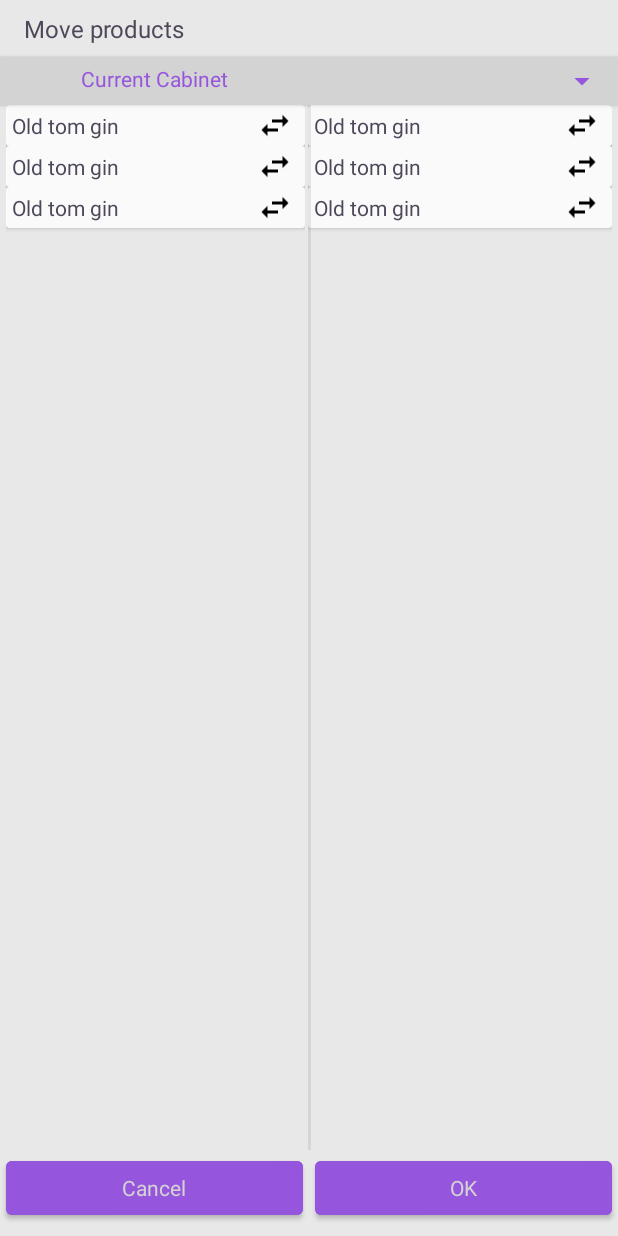
After one commit to rannasta-suomeen/rsm, an Android app: the layout popup_export_products.xml on its own in the app's theme, with its tools: preview values and no code run, on a phone screen of 412 x 824 dp. The commit adds this screen. Run offline under Robolectric (Android 15) with nearby library versions, the phone set to English and light mode, and no system bars.

Commit message:
add: ability to bulk move items between cabinets

```diff
--- a/app/src/main/java/com/rannasta_suomeen/NetworkController.kt
+++ b/app/src/main/java/com/rannasta_suomeen/NetworkController.kt
@@ -340,7 +340,7 @@ object NetworkController {
      */
     suspend fun moveItemsIntoCabinet(payload: BulkMoveItems):Result<Unit>{
         val request = Request.Builder()
-            .url("$serverAddress/cabinet/shared/quit/${payload.originId}/${payload.targetId}")
+            .url("$serverAddress/cabinet/shared/move/${payload.originId}/${payload.targetId}")
             .post(jackson.writeValueAsString(payload.items).toRequestBody())
         return makeTokenRequest(request){}
     }
--- a/app/src/main/java/com/rannasta_suomeen/data_classes/Cabinet.kt
+++ b/app/src/main/java/com/rannasta_suomeen/data_classes/Cabinet.kt
@@ -146,10 +146,10 @@ data class Cabinet(
         }
     }
     fun containedAmountCabinet(x: CabinetProduct): OwnedAmount{
-        val owner = x.let {ownedBy(it)}
+        val owner = ownedBy(x)?:ProductOwner.Owned(CabinetMember(getOwnUserId(),NetworkController.username?:""))
         return when (val amount = x.amountMl){
-            null -> Infinite(owner!!)
-            else -> Some(amount, owner!!)
+            null -> Infinite(owner)
+            else -> Some(amount, owner)
         }
     }
 
--- a/app/src/main/java/com/rannasta_suomeen/popup_windows/PopupCabinetShare.kt
+++ b/app/src/main/java/com/rannasta_suomeen/popup_windows/PopupCabinetShare.kt
@@ -94,7 +94,6 @@ class PopupCabinetShare(activity: Activity,private val cabinet: Cabinet): PopupR
                     }
                 }
             }
-            // TODO: Implement a way to join cabinets
         }
     }
 
--- a/app/src/main/java/com/rannasta_suomeen/popup_windows/PopupRsm.kt
+++ b/app/src/main/java/com/rannasta_suomeen/popup_windows/PopupRsm.kt
@@ -10,7 +10,7 @@ import android.widget.PopupWindow
 abstract class PopupRsm(activity: Activity, layout: Int, root: ViewGroup?) {
 
     val view = activity.layoutInflater.inflate(layout, root)
-    private val window: PopupWindow = PopupWindow(view, ViewGroup.LayoutParams.MATCH_PARENT, ViewGroup.LayoutParams.MATCH_PARENT)
+    protected val window: PopupWindow = PopupWindow(view, ViewGroup.LayoutParams.MATCH_PARENT, ViewGroup.LayoutParams.MATCH_PARENT)
 
     private fun create(){
         window.isFocusable = true
--- /dev/null
+++ b/app/src/main/res/drawable/ic_baseline_swap_horiz_24.xml
@@ -0,0 +1,5 @@
+<vector android:height="24dp" android:tint="#000000"
+    android:viewportHeight="24" android:viewportWidth="24"
+    android:width="24dp" xmlns:android="http://schemas.android.com/apk/res/android">
+    <path android:fillColor="@android:color/white" android:pathData="M6.99,11L3,15l3.99,4v-3H14v-2H6.99v-3zM21,9l-3.99,-4v3H10v2h7.01v3L21,9z"/>
+</vector>
--- /dev/null
+++ b/app/src/main/res/layout/item_product_export.xml
@@ -0,0 +1,38 @@
+<?xml version="1.0" encoding="utf-8"?>
+<androidx.cardview.widget.CardView xmlns:android="http://schemas.android.com/apk/res/android"
+    android:layout_width="match_parent"
+    android:layout_height="wrap_content"
+    xmlns:app="http://schemas.android.com/apk/res-auto"
+    app:cardBackgroundColor="?attr/colorSecondary">
+    <androidx.constraintlayout.widget.ConstraintLayout
+        android:layout_width="match_parent"
+        android:layout_height="match_parent">
+
+        <TextView
+            android:id="@+id/textViewExportName"
+            android:layout_width="0dp"
+            android:layout_height="match_parent"
+            android:layout_marginStart="4dp"
+            android:layout_marginTop="4dp"
+            android:layout_marginEnd="8dp"
+            android:layout_marginBottom="4dp"
+            android:text="Old tom gin"
+            android:textColor="?attr/colorOnPrimary"
+            app:layout_constraintBottom_toBottomOf="parent"
+            app:layout_constraintEnd_toStartOf="@+id/buttonExportSwap"
+            app:layout_constraintHorizontal_bias="0.0"
+            app:layout_constraintStart_toStartOf="parent"
+            app:layout_constraintTop_toTopOf="parent" />
+
+        <ImageView
+            android:id="@+id/buttonExportSwap"
+            android:layout_width="wrap_content"
+            android:layout_height="0dp"
+            android:layout_marginEnd="8dp"
+            app:layout_constraintBottom_toBottomOf="parent"
+            app:layout_constraintEnd_toEndOf="parent"
+            app:layout_constraintTop_toTopOf="parent"
+            app:srcCompat="@drawable/ic_baseline_swap_horiz_24" />
+    </androidx.constraintlayout.widget.ConstraintLayout>
+
+</androidx.cardview.widget.CardView>
--- /dev/null
+++ b/app/src/main/res/layout/popup_export_products.xml
@@ -0,0 +1,145 @@
+<?xml version="1.0" encoding="utf-8"?>
+<androidx.constraintlayout.widget.ConstraintLayout xmlns:android="http://schemas.android.com/apk/res/android"
+    xmlns:app="http://schemas.android.com/apk/res-auto"
+    xmlns:tools="http://schemas.android.com/tools"
+    android:layout_width="match_parent"
+    android:layout_height="match_parent"
+    android:background="?attr/backgroundColor">
+
+    <androidx.cardview.widget.CardView
+        android:id="@+id/cardView5"
+        android:layout_width="match_parent"
+        android:layout_height="wrap_content"
+        android:layout_marginTop="8dp"
+        app:cardBackgroundColor="?colorTertiary"
+        app:layout_constraintTop_toBottomOf="@+id/textView7"
+        tools:layout_editor_absoluteX="0dp">
+
+        <androidx.constraintlayout.widget.ConstraintLayout
+            android:layout_width="match_parent"
+            android:layout_height="match_parent">
+
+            <Spinner
+                android:id="@+id/spinnerExportTarget"
+                android:layout_width="0dp"
+                android:layout_height="wrap_content"
+                android:layout_marginTop="4dp"
+                android:layout_marginBottom="4dp"
+                android:backgroundTint="?attr/colorPrimary"
+                app:layout_constraintBottom_toBottomOf="parent"
+                app:layout_constraintEnd_toEndOf="parent"
+                app:layout_constraintStart_toStartOf="@+id/guideline"
+                app:layout_constraintTop_toTopOf="parent" />
+
+            <TextView
+                android:id="@+id/textViewExportOrigin"
+                android:layout_width="wrap_content"
+                android:layout_height="wrap_content"
+                android:layout_marginBottom="4dp"
+                android:text="Current Cabinet"
+                android:textColor="?attr/colorPrimary"
+                app:layout_constraintBottom_toBottomOf="parent"
+                app:layout_constraintEnd_toStartOf="@+id/guideline"
+                app:layout_constraintStart_toStartOf="parent"
+                app:layout_constraintTop_toTopOf="parent" />
+
+            <androidx.constraintlayout.widget.Guideline
+                android:id="@+id/guideline"
+                android:layout_width="wrap_content"
+                android:layout_height="wrap_content"
+                android:orientation="vertical"
+                app:layout_constraintEnd_toEndOf="parent"
+                app:layout_constraintGuide_percent="0.5"
+                app:layout_constraintStart_toStartOf="parent" />
+        </androidx.constraintlayout.widget.ConstraintLayout>
+
+    </androidx.cardview.widget.CardView>
+
+    <TextView
+        android:id="@+id/textView7"
+        android:layout_width="wrap_content"
+        android:layout_height="wrap_content"
+        android:layout_marginStart="16dp"
+        android:layout_marginTop="8dp"
+        android:text="@string/move_products"
+        android:textColor="?attr/colorOnBackground"
+        android:textSize="16sp"
+        app:layout_constraintStart_toStartOf="parent"
+        app:layout_constraintTop_toTopOf="parent" />
+
+    <androidx.recyclerview.widget.RecyclerView
+        android:id="@+id/recyclerViewTarget"
+        android:layout_width="0dp"
+        android:layout_height="0dp"
+        android:layout_marginStart="2dp"
+        android:layout_marginEnd="4dp"
+        android:layout_marginBottom="1dp"
+        app:layout_constraintBottom_toTopOf="@+id/linearLayout2"
+        app:layout_constraintEnd_toEndOf="parent"
+        app:layout_constraintStart_toEndOf="@+id/recyclerViewOrigin"
+        app:layout_constraintTop_toBottomOf="@+id/cardView5"
+        tools:listitem="@layout/item_product_export" />
+
+    <androidx.recyclerview.widget.RecyclerView
+        android:id="@+id/recyclerViewOrigin"
+        android:layout_width="0dp"
+        android:layout_height="0dp"
+        android:layout_marginStart="4dp"
+        android:layout_marginEnd="2dp"
+        app:layout_constraintBottom_toTopOf="@+id/linearLayout2"
+        app:layout_constraintEnd_toStartOf="@+id/view"
+        app:layout_constraintStart_toStartOf="parent"
+        app:layout_constraintTop_toBottomOf="@+id/cardView5"
+        tools:listitem="@layout/item_product_export" />
+
+    <View
+        android:id="@+id/view"
+        android:layout_width="2dp"
+        android:layout_height="0dp"
+        android:layout_marginBottom="1dp"
+        android:background="?android:attr/listDivider"
+        android:backgroundTint="?colorOnBackground"
+        app:layout_constraintBottom_toTopOf="@+id/linearLayout2"
+        app:layout_constraintEnd_toEndOf="parent"
+        app:layout_constraintStart_toStartOf="parent"
+        app:layout_constraintTop_toBottomOf="@+id/cardView5" />
+
+    <LinearLayout
+        android:id="@+id/linearLayout2"
+        android:layout_width="match_parent"
+        android:layout_height="wrap_content"
+        android:orientation="horizontal"
+        app:layout_constraintBottom_toBottomOf="parent"
+        app:layout_constraintEnd_toEndOf="parent"
+        app:layout_constraintStart_toStartOf="parent">
+
+        <Button
+            android:id="@+id/buttonExportCancel"
+            android:layout_width="wrap_content"
+            android:layout_height="wrap_content"
+            android:backgroundTint="?colorPrimary"
+            android:text="@android:string/cancel"
+            android:textColor="?colorTertiary"
+            android:layout_weight="1"
+            style="?attr/buttonBarStyle"
+            android:layout_marginStart="4dp"
+            android:layout_marginEnd="4dp"
+            />
+
+        <Button
+            android:id="@+id/buttonExportConfirm"
+            android:layout_width="wrap_content"
+            android:layout_height="wrap_content"
+            android:layout_marginBottom="8dp"
+            android:backgroundTint="?colorPrimary"
+            android:text="@android:string/ok"
+            android:textColor="?colorTertiary"
+            android:layout_weight="1"
+            style="?attr/buttonBarStyle"
+            android:layout_marginStart="4dp"
+            android:layout_marginEnd="4dp"
+            />
+
+    </LinearLayout>
+
+</androidx.constraintlayout.widget.ConstraintLayout>
--- a/app/src/main/res/values-night/themes.xml
+++ b/app/src/main/res/values-night/themes.xml
@@ -18,4 +18,8 @@
         <item name="trackTint">?colorPrimary</item>
         <item name="thumbTint">?colorOnPrimary</item>
     </style>
+    <style name="Theme.RannastaSuomeen.Button" parent="Theme.RannastaSuomeen">
+        <item name="backgroundTint">?colorPrimary</item>
+        <item name="android:textColor">?colorTertiary</item>
+    </style>
 </resources>
--- a/app/src/main/res/values/strings.xml
+++ b/app/src/main/res/values/strings.xml
@@ -23,6 +23,8 @@
     <string name="remember_me">Remember me</string>
     <string name="pref_file_key">preferences</string>
     <string name="no_cabinet_selected">No cabinet selected</string>
+    <string name="new_s">New</string>
+    <string name="move_products">Move products</string>
     <string-array name="drinks_possible_sort">
         <item>Name</item>
         <item>Abv</item>
--- a/app/src/main/res/values/themes.xml
+++ b/app/src/main/res/values/themes.xml
@@ -18,4 +18,8 @@
         <item name="trackTint">?colorPrimary</item>
         <item name="thumbTint">?colorOnPrimary</item>
     </style>
+    <style name="Theme.RannastaSuomeen.Button" parent="Theme.RannastaSuomeen">
+        <item name="backgroundTint">?colorPrimary</item>
+        <item name="android:textColor">?colorTertiary</item>
+    </style>
 </resources>
```
Also changed, not shown: app/src/main/java/com/rannasta_suomeen/adapters/ExportProductAdapter.kt (added, +58 -0 lines), app/src/main/java/com/rannasta_suomeen/main_fragments/CabinetFragment.kt (+11 -0 lines), app/src/main/java/com/rannasta_suomeen/popup_windows/PopupExportProducts.kt (added, +93 -0 lines), app/src/main/res/layout/fragment_cabinets.xml (+13 -1 lines).
